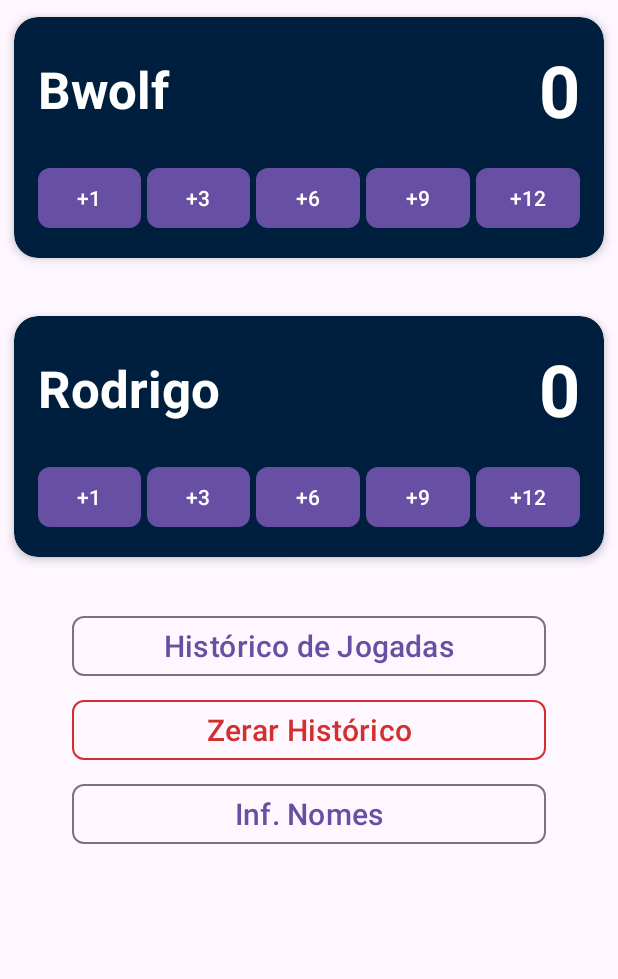
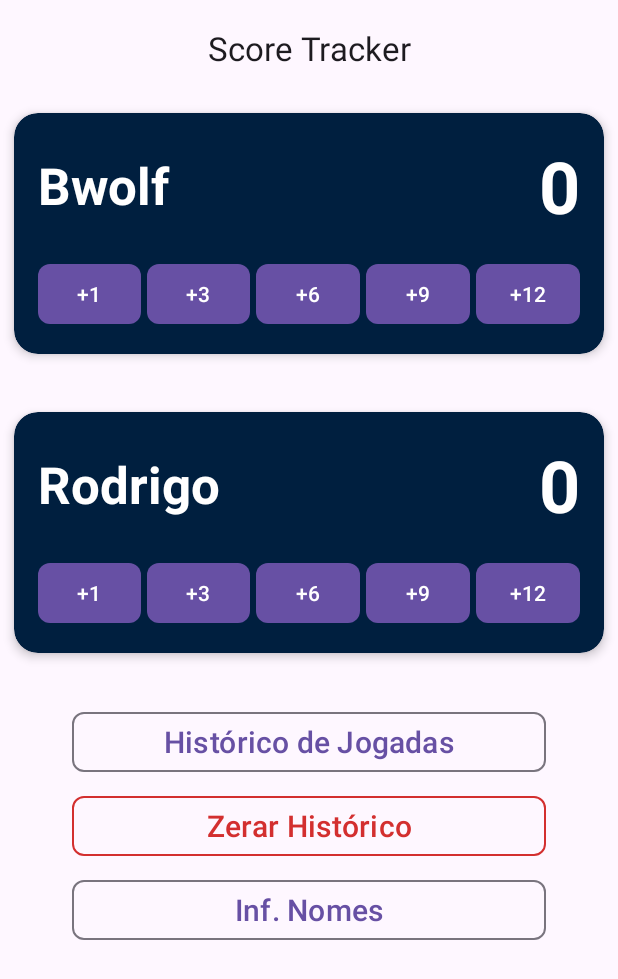
Before and after one commit to Bwolfs2/Cards, an Android app: the screen it shows after launch (MainActivity), on a phone screen of 412 x 824 dp. Shown: the top 979 px of the screen. Run offline under Robolectric (Android 15) with nearby library versions, the phone set to English and light mode, and no system bars.

Commit message:
Adicionada AppBar

```diff
--- a/app/src/main/res/layout/activity_main.xml
+++ b/app/src/main/res/layout/activity_main.xml
@@ -7,6 +7,23 @@
     android:layout_height="match_parent"
     tools:context=".MainActivity">
 
+    <com.google.android.material.appbar.AppBarLayout
+        android:id="@+id/appBarLayout"
+        android:layout_width="0dp"
+        android:layout_height="wrap_content"
+        app:layout_constraintEnd_toEndOf="parent"
+        app:layout_constraintStart_toStartOf="parent"
+        app:layout_constraintTop_toTopOf="parent">
+
+        <com.google.android.material.appbar.MaterialToolbar
+            android:id="@+id/topAppBar"
+            android:layout_width="match_parent"
+            android:layout_height="?attr/actionBarSize"
+            app:title="@string/score_tracker"
+            app:titleCentered="true" />
+
+    </com.google.android.material.appbar.AppBarLayout>
+
     <include
         android:id="@+id/playerCounter1"
         layout="@layout/player_counter"
@@ -14,7 +31,7 @@
         android:layout_height="wrap_content"
         app:layout_constraintEnd_toEndOf="parent"
         app:layout_constraintStart_toStartOf="parent"
-        app:layout_constraintTop_toTopOf="parent" />
+        app:layout_constraintTop_toBottomOf="@id/appBarLayout" />
 
     <include
         android:id="@+id/playerCounter2"
--- a/app/src/main/res/values/strings.xml
+++ b/app/src/main/res/values/strings.xml
@@ -1,5 +1,6 @@
 <resources>
     <string name="app_name">Cards</string>
+    <string name="score_tracker">Score Tracker</string>
 
     <!-- Jogadores -->
     <string name="default_player_name">Jogador X</string>
```
